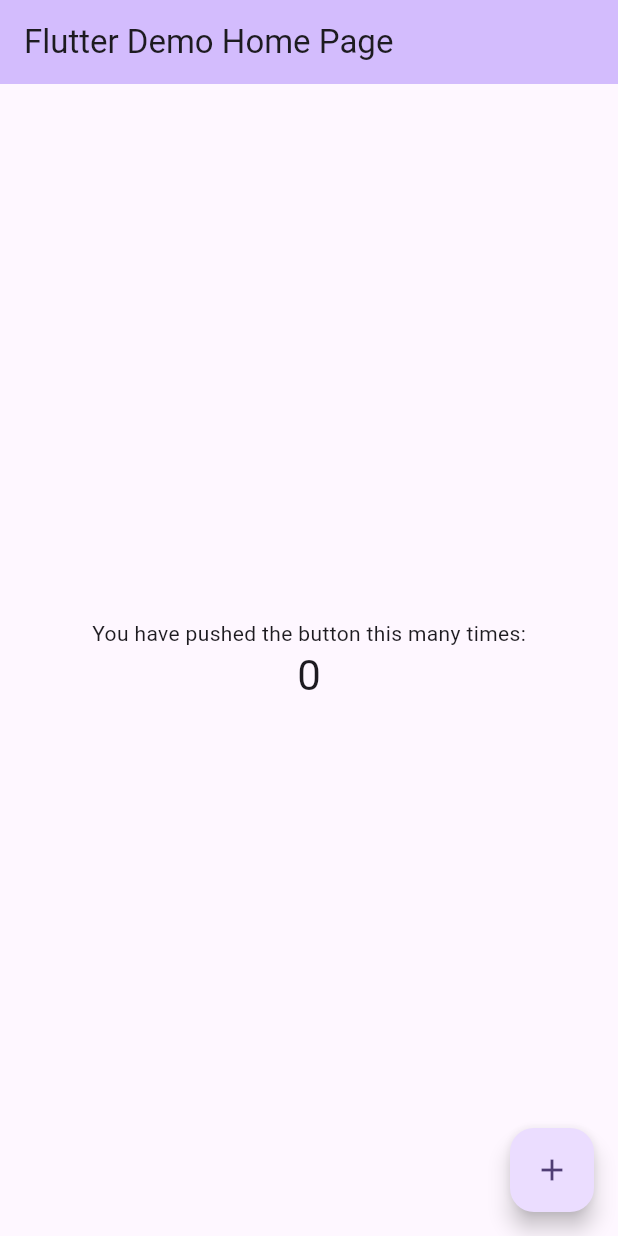
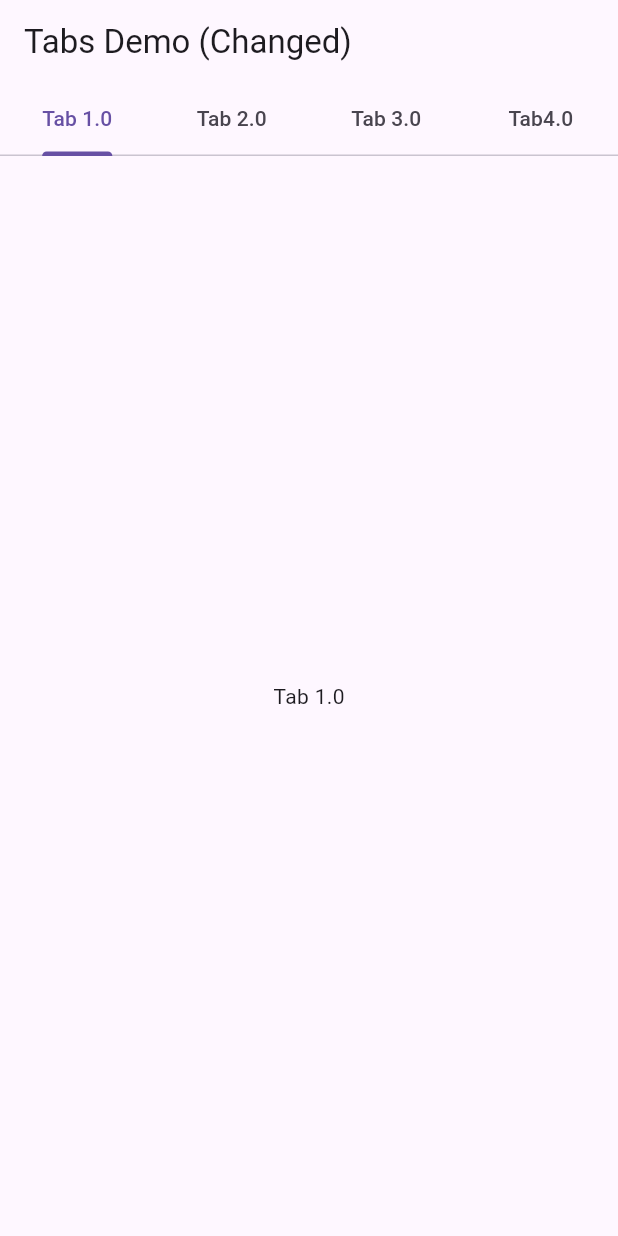
Before and after one commit to fheise1/digital_pet_app, a Flutter app: the screen it shows after launch, on a phone screen of 412 x 824 dp. Run offline on Flutter 3.47's test engine with Material 3 defaults, Android fonts, the phone set to English and light mode, and no system bars.

Commit message:
changed default code to be the activity01 code to use the tabs

```diff
--- a/lib/main.dart
+++ b/lib/main.dart
@@ -1,124 +1,92 @@
 import 'package:flutter/material.dart';
 
 void main() {
-  runApp(const MyApp());
+  runApp(MyApp());
 }
 
 class MyApp extends StatelessWidget {
-  const MyApp({super.key});
-
-  // This widget is the root of your application.
   @override
   Widget build(BuildContext context) {
-    return MaterialApp(
-      title: 'Flutter Demo',
-      theme: ThemeData(
-        // This is the theme of your application.
-        // TRY THIS: Try running your application with "flutter run". You'll see
-        // the application has a purple toolbar. Then, without quitting the app,
-        // try changing the seedColor in the colorScheme below to Colors.green
-        // and then invoke "hot reload" (save your changes or press the "hot
-        // reload" button in a Flutter-supported IDE, or press "r" if you used
-        // the command line to start the app).
-        //
-        // Notice that the counter didn't reset back to zero; the application
-        // state is not lost during the reload. To reset the state, use hot
-        // restart instead.
-        //
-        // This works for code too, not just values: Most code changes can be
-        // tested with just a hot reload.
-        colorScheme: ColorScheme.fromSeed(seedColor: Colors.deepPurple),
-        useMaterial3: true,
+    return MaterialApp( //Basic setup. Can look at it as the default tab
+      home: DefaultTabController( //Manages the state for the tab interface. Each state will have something different
+        length: 4,
+        child: _TabsNonScrollableDemo(),
       ),
-      home: const MyHomePage(title: 'Flutter Demo Home Page'),
     );
   }
 }
 
-class MyHomePage extends StatefulWidget {
-  const MyHomePage({super.key, required this.title});
+class _TabsNonScrollableDemo extends StatefulWidget { //This is the stateful widget. It will hold the state/look of the tab
+  @override
+  __TabsNonScrollableDemoState createState() => __TabsNonScrollableDemoState();
+}
 
-  // This widget is the home page of your application. It is stateful, meaning
-  // that it has a State object (defined below) that contains fields that affect
-  // how it looks.
+class __TabsNonScrollableDemoState extends State<_TabsNonScrollableDemo>
+    with SingleTickerProviderStateMixin, RestorationMixin {
+  late TabController _tabController;
 
-  // This class is the configuration for the state. It holds the values (in this
-  // case the title) provided by the parent (in this case the App widget) and
-  // used by the build method of the State. Fields in a Widget subclass are
-  // always marked "final".
-
-  final String title;
+  final RestorableInt tabIndex = RestorableInt(0); //Restores initial tab when app is built
 
   @override
-  State<MyHomePage> createState() => _MyHomePageState();
-}
+  String get restorationId => 'tab_non_scrollable_demo';
 
-class _MyHomePageState extends State<MyHomePage> {
-  int _counter = 0;
+  @override
+  void restoreState(RestorationBucket? oldBucket, bool initialRestore) {
+    registerForRestoration(tabIndex, 'tab_index');
+    _tabController.index = tabIndex.value;
+  }
 
-  void _incrementCounter() {
-    setState(() {
-      // This call to setState tells the Flutter framework that something has
-      // changed in this State, which causes it to rerun the build method below
-      // so that the display can reflect the updated values. If we changed
-      // _counter without calling setState(), then the build method would not be
-      // called again, and so nothing would appear to happen.
-      _counter++;
+  @override
+  void initState() {
+    super.initState();
+    _tabController = TabController(
+      initialIndex: 0,
+      length: 4,
+      vsync: this,
+    );
+    _tabController.addListener(() {
+      setState(() {
+        tabIndex.value = _tabController.index;
+      });
     });
   }
 
   @override
+  void dispose() { //Will remove the rab controller every time you remove a widget
+    _tabController.dispose();
+    tabIndex.dispose();
+    super.dispose();
+  }
+
+  @override
   Widget build(BuildContext context) {
-    // This method is rerun every time setState is called, for instance as done
-    // by the _incrementCounter method above.
-    //
-    // The Flutter framework has been optimized to make rerunning build methods
-    // fast, so that you can just rebuild anything that needs updating rather
-    // than having to individually change instances of widgets.
+// For the ToDo task hint: consider defining the widget and name of the tabs here
+    final tabs = ['Tab 1.0', 'Tab 2.0', 'Tab 3.0', 'Tab4.0'];
+
     return Scaffold(
       appBar: AppBar(
-        // TRY THIS: Try changing the color here to a specific color (to
-        // Colors.amber, perhaps?) and trigger a hot reload to see the AppBar
-        // change color while the other colors stay the same.
-        backgroundColor: Theme.of(context).colorScheme.inversePrimary,
-        // Here we take the value from the MyHomePage object that was created by
-        // the App.build method, and use it to set our appbar title.
-        title: Text(widget.title),
-      ),
-      body: Center(
-        // Center is a layout widget. It takes a single child and positions it
-        // in the middle of the parent.
-        child: Column(
-          // Column is also a layout widget. It takes a list of children and
-          // arranges them vertically. By default, it sizes itself to fit its
-          // children horizontally, and tries to be as tall as its parent.
-          //
-          // Column has various properties to control how it sizes itself and
-          // how it positions its children. Here we use mainAxisAlignment to
-          // center the children vertically; the main axis here is the vertical
-          // axis because Columns are vertical (the cross axis would be
-          // horizontal).
-          //
-          // TRY THIS: Invoke "debug painting" (choose the "Toggle Debug Paint"
-          // action in the IDE, or press "p" in the console), to see the
-          // wireframe for each widget.
-          mainAxisAlignment: MainAxisAlignment.center,
-          children: <Widget>[
-            const Text(
-              'You have pushed the button this many times:',
-            ),
-            Text(
-              '$_counter',
-              style: Theme.of(context).textTheme.headlineMedium,
-            ),
+        automaticallyImplyLeading: false,
+        title: Text(
+    'Tabs Demo (Changed)',
+        ),
+        bottom: TabBar(
+          controller: _tabController,
+          isScrollable: false,
+          tabs: [
+            for (final tab in tabs) Tab(text: tab),
           ],
         ),
       ),
-      floatingActionButton: FloatingActionButton(
-        onPressed: _incrementCounter,
-        tooltip: 'Increment',
-        child: const Icon(Icons.add),
-      ), // This trailing comma makes auto-formatting nicer for build methods.
+      body: TabBarView(
+        controller: _tabController,
+        children: [
+// hint for the to do task:Considering creating the different for different tabs
+          for (final tab in tabs)
+            Center(
+              child: Text(tab),
+            ),
+        ],
+      ),
     );
   }
 }
```
